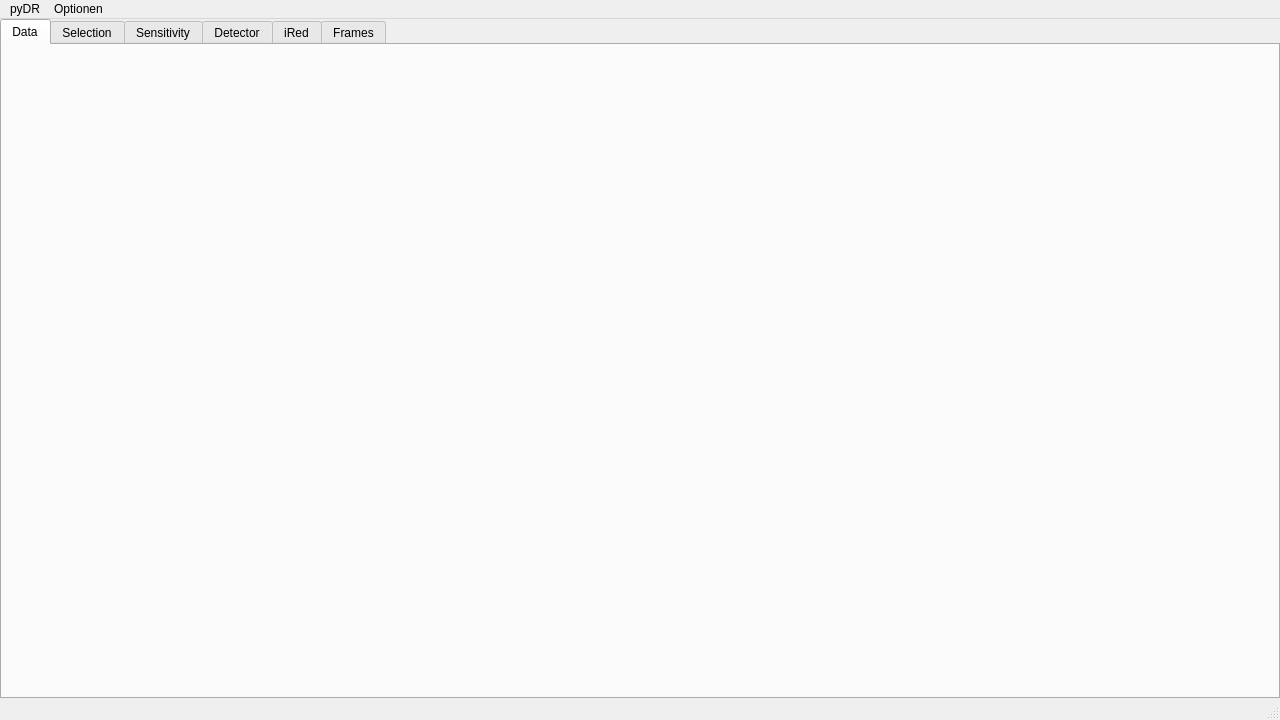
This is GUI/designer/MainWindow.ui in alsinmr/pyDR as Qt 5 draws it before an edit. The edited form follows.
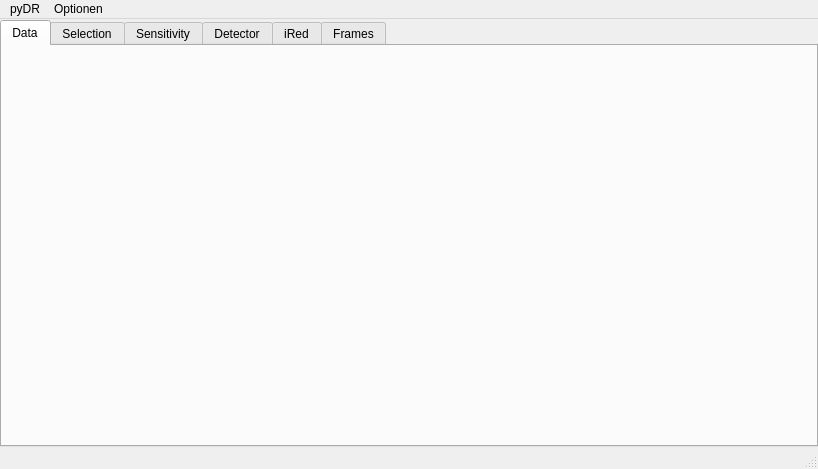
This is the edited form.

```diff
--- a/GUI/designer/MainWindow.ui
+++ b/GUI/designer/MainWindow.ui
@@ -6,46 +6,37 @@
    <rect>
     <x>0</x>
     <y>0</y>
-    <width>1280</width>
-    <height>720</height>
+    <width>818</width>
+    <height>469</height>
    </rect>
   </property>
-  <property name="minimumSize">
-   <size>
-    <width>1280</width>
-    <height>720</height>
-   </size>
-  </property>
-  <property name="maximumSize">
-   <size>
-    <width>1280</width>
-    <height>720</height>
-   </size>
-  </property>
   <property name="windowTitle">
    <string>MainWindow</string>
   </property>
   <widget class="QWidget" name="centralwidget">
+   <layout class="QGridLayout" name="gridLayout">
+    <property name="leftMargin">
+     <number>0</number>
+    </property>
+    <property name="topMargin">
+     <number>1</number>
+    </property>
+    <property name="rightMargin">
+     <number>0</number>
+    </property>
+    <property name="bottomMargin">
+     <number>0</number>
+    </property>
+    <property name="spacing">
+     <number>0</number>
+    </property>
+    <item row="0" column="0">
    <widget class="QTabWidget" name="tabWidget">
-    <property name="geometry">
-     <rect>
-      <x>0</x>
-      <y>0</y>
-      <width>1280</width>
-      <height>680</height>
-     </rect>
-    </property>
-    <property name="minimumSize">
-     <size>
-      <width>1280</width>
-      <height>680</height>
-     </size>
-    </property>
-    <property name="maximumSize">
-     <size>
-      <width>1280</width>
-      <height>780</height>
-     </size>
+      <property name="sizePolicy">
+       <sizepolicy hsizetype="MinimumExpanding" vsizetype="MinimumExpanding">
+        <horstretch>0</horstretch>
+        <verstretch>0</verstretch>
+       </sizepolicy>
     </property>
     <property name="cursor">
      <cursorShape>ArrowCursor</cursorShape>
@@ -54,6 +45,12 @@
      <number>0</number>
     </property>
     <widget class="QWidget" name="tab_data">
+       <property name="sizePolicy">
+        <sizepolicy hsizetype="MinimumExpanding" vsizetype="MinimumExpanding">
+         <horstretch>0</horstretch>
+         <verstretch>0</verstretch>
+        </sizepolicy>
+       </property>
      <attribute name="title">
       <string>Data</string>
      </attribute>
@@ -84,13 +81,15 @@
      </attribute>
     </widget>
    </widget>
+    </item>
+   </layout>
   </widget>
   <widget class="QMenuBar" name="menubar">
    <property name="geometry">
     <rect>
      <x>0</x>
      <y>0</y>
-     <width>1280</width>
+     <width>818</width>
      <height>22</height>
     </rect>
    </property>
```
Lines whose indentation alone changed are shown as unchanged.
